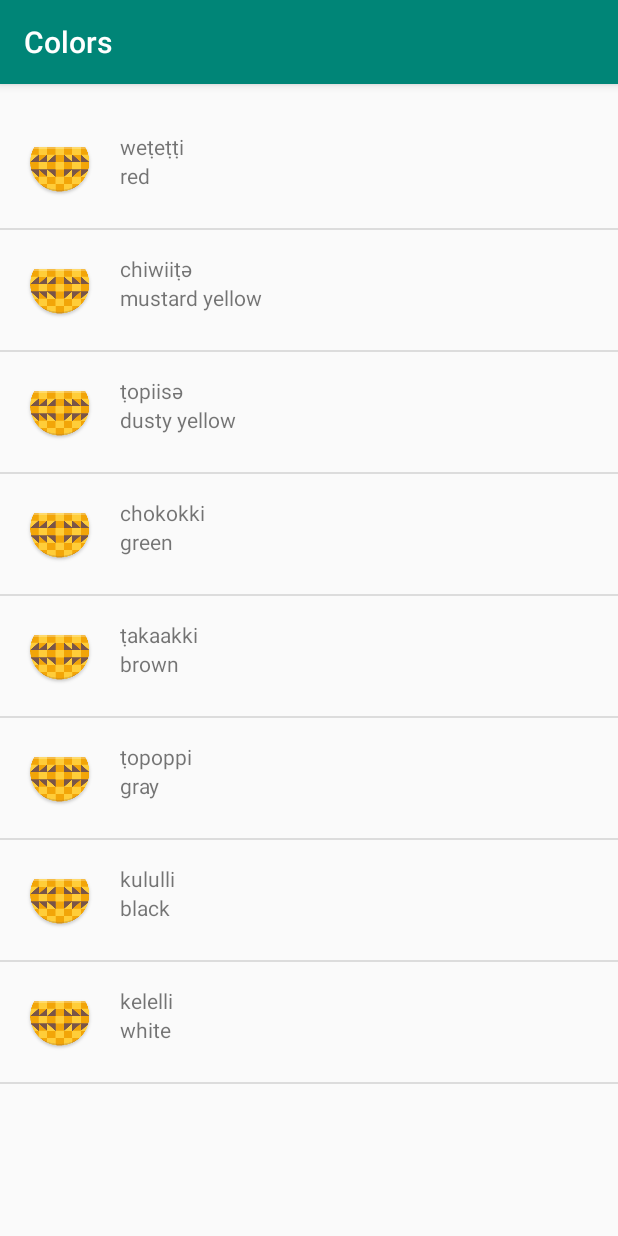
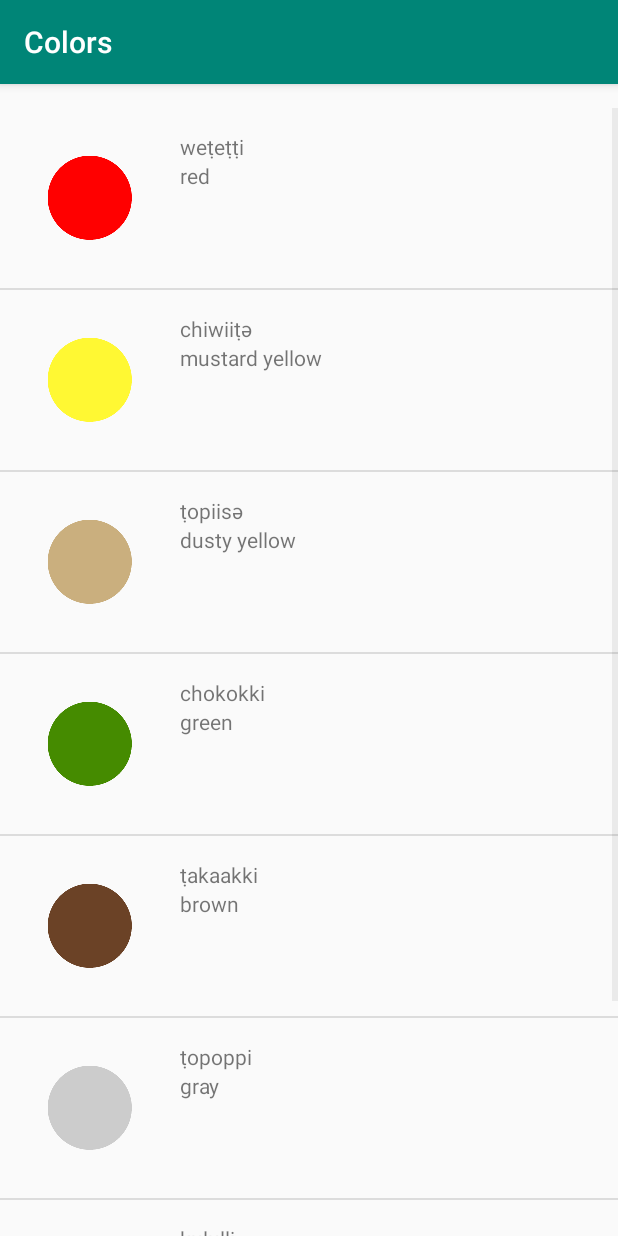
Before and after one commit to FadyFawzyOfficial/Miwok, an Android app: the ColorsActivity screen opened directly, with no data from a screen before it, on a phone screen of 412 x 824 dp. Run offline under Robolectric (Android 15) with nearby library versions, the light colour scheme and no system bars.

Commit message:
1.20 Modify WordAdapter to dynamically set correct image on each list item

```diff
--- a/app/src/main/java/com/engineerfadyfawzi/miwok/WordAdapter.java
+++ b/app/src/main/java/com/engineerfadyfawzi/miwok/WordAdapter.java
@@ -5,6 +5,7 @@ import android.view.LayoutInflater;
 import android.view.View;
 import android.view.ViewGroup;
 import android.widget.ArrayAdapter;
+import android.widget.ImageView;
 import android.widget.TextView;
 
 import java.util.ArrayList;
@@ -18,18 +19,37 @@ public class WordAdapter extends ArrayAdapter< Word >
     /**
      * Create a new {@link WordAdapter} object.
      *
+     * This is our own custom constructor (it doesn't mirror a superclass constructor).
+     * The context is used to infalte the layout file, and the list is the data we want
+     * to populate into the lists.
+     *
      * @param context is the current context (i.e. Activity) that adapter is being created in.
+     * The current context. Used to inflate the layout file.
      * @param words is the list of {@link Word}s to be displayed.
+     * A list of Word objects to display in a list
      */
     public WordAdapter( Context context, ArrayList< Word > words )
     {
+        // Here, we initialize the ArrayAdapter's internal storage for the context and the list.
+        // the second argument is used when the ArrayAdapter is populating a single TextView.
+        // Because this is a custom adapter for two TextViews and an ImageView, the adapter is not
+        // going to use this second argument, so it can be any value. Here, we used 0.
         super( context, 0, words );
     }
 
+    /**
+     * Provides a view for an Adapter View ( ListView, GridView, etc.)
+     *
+     * @param position The position in the list of data that should be displayed in the
+     * list item View.
+     * @param convertView the recycled view to populate.
+     * @param parent The parent ViewGroup that is used for inflation.
+     * @return The View for the position in the AdapterView.
+     */
     @Override
     public View getView( int position, View convertView, ViewGroup parent )
     {
-        // check if an existing view is being reused, otherwise inflate the view
+        // Check if an existing view is being reused, otherwise inflate the view
         View listItemView = convertView;
         if ( listItemView == null )
             listItemView = LayoutInflater.from( getContext() ).inflate( R.layout.list_item, parent, false );
@@ -49,7 +69,15 @@ public class WordAdapter extends ArrayAdapter< Word >
         // Get the default translation from the currentWord object and set this text on the default TextView.
         defaultTranslationTextView.setText( currentWord.getDefaultTranslation() );
 
-        // Return the whole list item layout (containing 2 TextViews) so that it can be shown in the ListView.
+        // Find the ImageView in the list_item.xml layout with the ID image.
+        ImageView image = listItemView.findViewById( R.id.image );
+
+        // Get the image resource ID from the currentWord object and
+        // Set the ImageView to the image resource specified in the current Word
+        image.setImageResource( currentWord.getImageResourceId() );
+
+        // Return the whole list item layout (containing 2 TextViews and an ImageView)
+        // so that it can be shown in the ListView.
         return listItemView;
     }
 }
```
